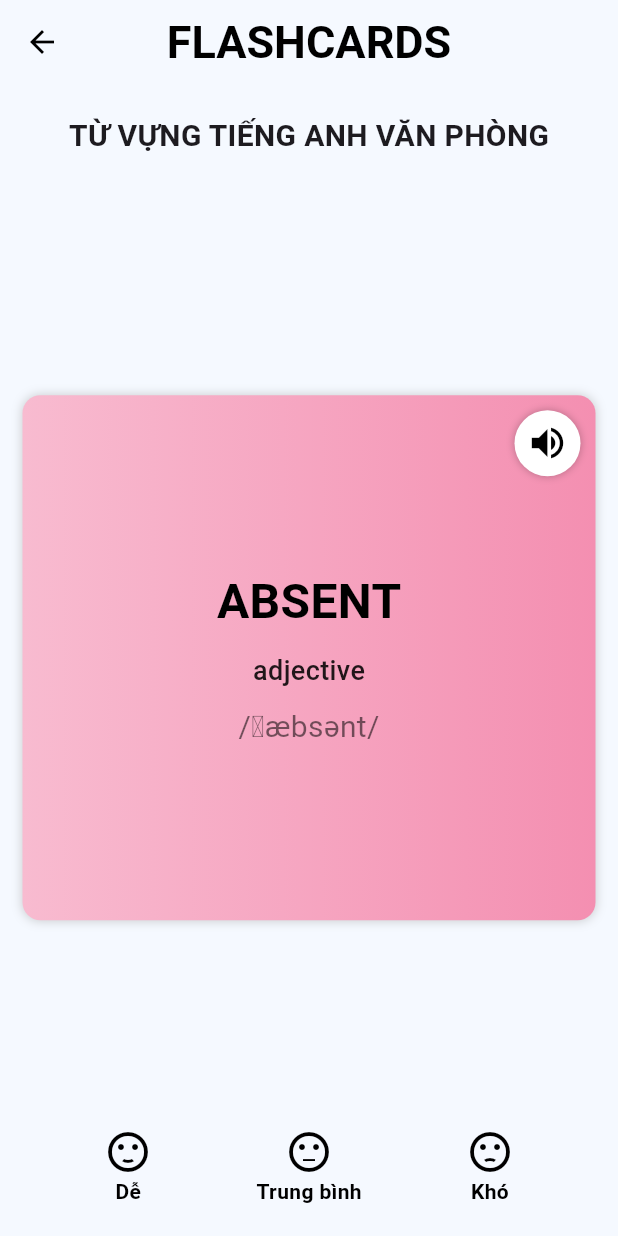
After one commit to TruongTuanDev/learn_connect, a Flutter app: the screen it shows after launch, on a phone screen of 412 x 824 dp. The commit adds this screen. Run offline on Flutter 3.47's test engine with Material 3 defaults, Android fonts, the phone set to English and light mode, and no system bars; drawn by our look-alikes of flip_card; our stand-ins replace dio, firebase_core, flutter_riverpod, flutter_tts; accounts and stored records are empty.

Commit message:
flashcardview

```diff
--- a/lib/main.dart
+++ b/lib/main.dart
@@ -2,7 +2,8 @@ import 'package:flutter/material.dart';
 import 'package:firebase_core/firebase_core.dart';
 import 'firebase_options.dart';
 import 'package:flutter_riverpod/flutter_riverpod.dart';
-import 'package:learn_connect/presentation/screens/signup/view/sign_up.dart';
+import 'package:learn_connect/presentation/screens/Flashcard/view/flashcard_screen.dart';
+
 
 
 Future<void> main() async {
@@ -41,7 +42,7 @@ class MyApp extends StatelessWidget {
         // tested with just a hot reload.
         colorScheme: ColorScheme.fromSeed(seedColor: Colors.deepPurple),
       ),
-      home: SignUpScreen(),
+      home: FlashcardScreen(),
     );
   }
 }
--- /dev/null
+++ b/lib/presentation/screens/flashcard/models/flashcard_model.dart
@@ -0,0 +1,7 @@
+// models/flashcard_model.dart
+class Flashcard {
+  final String front;
+  final String back;
+
+  Flashcard({required this.front, required this.back});
+}
--- /dev/null
+++ b/lib/presentation/screens/flashcard/view/flashcard_screen.dart
@@ -0,0 +1,121 @@
+// screens/flashcard_screen.dart
+import 'package:flutter/material.dart';
+import '../models/flashcard_model.dart';
+import '../widgets/flashcard_widget.dart';
+
+class FlashcardScreen extends StatefulWidget {
+  @override
+  _FlashcardScreenState createState() => _FlashcardScreenState();
+}
+
+class _FlashcardScreenState extends State<FlashcardScreen> {
+  final List<Flashcard> flashcards = [
+    Flashcard(front: "ABSENT (adjective) /ˈæbsənt/", back: "vắng mặt (vì đau ốm,...)Ví dụ:Most students were absent from school at least once (Hầu hết sinh viên đã vắng mặt ít nhất một lần)"),
+    Flashcard(front: "ACCEPT (verb) /əkˈsept/", back: "nhận, chấp nhậnVí dụ:We accept payment by Visa Electron, Visa, Switch, Maestro, Mastercard, JCB, Solo, check or cash. (Chúng tôi chấp nhận thanh toán bằng thẻ Visa Electron, Visa, Switch, Maestro, Mastercard, JCB, Solo, séc hoặc tiền mặt.)"),
+    Flashcard(front: "ACCOMMODATION (noun) /əˌkɒməˈdeɪʃən/", back: "chỗ trọ, chỗ ăn ở Ví dụ: I am not wealthy enough to afford first-class accommodation. (Tôi không đủ giàu để mua được chỗ ở hạng nhất.)"),
+    Flashcard(front: "ACQUIRE (verb) /əˈkwaɪər/", back: "thu được, đạt được Ví dụ: He acquired the firm in 2008. (Ông đã có được công ty vào năm 2008.)"),
+  ];
+
+  final PageController _pageController = PageController();
+  String selectedDifficulty = '';
+
+  @override
+  Widget build(BuildContext context) {
+    return Scaffold(
+      backgroundColor: Color(0xFFF5F9FF),
+      appBar: AppBar(
+        title: Text('FLASHCARDS'),
+        backgroundColor: Colors.transparent,
+        elevation: 0,
+        centerTitle: true,
+        leading: IconButton(
+          icon: Icon(Icons.arrow_back, color: Colors.black),
+          onPressed: () {
+            Navigator.pop(context);
+          },
+        ),
+        titleTextStyle: TextStyle(
+          fontSize: 30,
+          fontWeight: FontWeight.bold,
+          color: Colors.black,
+        ),
+      ),
+      body: Column(
+        children: [
+          SizedBox(height: 20),
+          Text(
+            'TỪ VỰNG TIẾNG ANH VĂN PHÒNG',
+            style: TextStyle(fontSize: 20, fontWeight: FontWeight.bold),
+          ),
+          SizedBox(height: 20),
+          Expanded(
+            child: PageView.builder(
+              controller: _pageController,
+              itemCount: flashcards.length,
+              itemBuilder: (context, index) {
+                return FlashcardWidget(flashcard: flashcards[index]);
+              },
+            ),
+          ),
+          Row(
+            mainAxisAlignment: MainAxisAlignment.spaceEvenly,
+            children: [
+              ReactionButton(
+                icon: Icons.sentiment_satisfied,
+                label: 'Dễ',
+                color: Colors.blue,
+                isSelected: selectedDifficulty == 'Dễ',
+                onTap: () => setState(() => selectedDifficulty = 'Dễ'),
+              ),
+              ReactionButton(
+                icon: Icons.sentiment_neutral,
+                label: 'Trung bình',
+                color: Colors.orange,
+                isSelected: selectedDifficulty == 'Trung bình',
+                onTap: () => setState(() => selectedDifficulty = 'Trung bình'),
+              ),
+              ReactionButton(
+                icon: Icons.sentiment_dissatisfied,
+                label: 'Khó',
+                color: Colors.red,
+                isSelected: selectedDifficulty == 'Khó',
+                onTap: () => setState(() => selectedDifficulty = 'Khó'),
+              ),
+            ],
+          ),
+          SizedBox(height: 20),
+        ],
+      ),
+    );
+  }
+}
+
+class ReactionButton extends StatelessWidget {
+  final IconData icon;
+  final String label;
+  final Color color;
+  final bool isSelected;
+  final VoidCallback onTap;
+
+  const ReactionButton({
+    Key? key,
+    required this.icon,
+    required this.label,
+    required this.color,
+    required this.isSelected,
+    required this.onTap,
+  }) : super(key: key);
+
+  @override
+  Widget build(BuildContext context) {
+    return GestureDetector(
+      onTap: onTap,
+      child: Column(
+        children: [
+          Icon(icon, color: isSelected ? color : Colors.black, size: 32),
+          Text(label, style: TextStyle(color: isSelected ? color : Colors.black, fontWeight: FontWeight.bold)),
+        ],
+      ),
+    );
+  }
+}
--- /dev/null
+++ b/lib/presentation/screens/flashcard/widgets/flashcard_widget.dart
@@ -0,0 +1,131 @@
+import 'package:flutter/material.dart';
+import 'package:flip_card/flip_card.dart';
+import 'package:flutter_tts/flutter_tts.dart';
+import '../models/flashcard_model.dart';
+
+class FlashcardWidget extends StatelessWidget {
+  final Flashcard flashcard;
+
+  const FlashcardWidget({
+    Key? key,
+    required this.flashcard,
+  }) : super(key: key);
+
+  @override
+  Widget build(BuildContext context) {
+    return Center(
+      child: FlipCard(
+        direction: FlipDirection.HORIZONTAL,
+        front: CardWidget(text: flashcard.front, isFront: true),
+        back: CardWidget(text: flashcard.back, isFront: false),
+      ),
+    );
+  }
+}
+
+class CardWidget extends StatefulWidget {
+  final String text;
+  final bool isFront;
+
+  const CardWidget({Key? key, required this.text, required this.isFront}) : super(key: key);
+
+  @override
+  _CardWidgetState createState() => _CardWidgetState();
+}
+
+class _CardWidgetState extends State<CardWidget> {
+  final FlutterTts flutterTts = FlutterTts();
+  bool isPlaying = false;
+
+  @override
+  void initState() {
+    super.initState();
+    flutterTts.setLanguage("en-US");
+    flutterTts.setSpeechRate(0.5);
+    flutterTts.setPitch(1.0);
+    flutterTts.awaitSpeakCompletion(true);
+  }
+
+  void _playSound() async {
+    if (!isPlaying) {
+      setState(() => isPlaying = true);
+      await flutterTts.speak(widget.text);
+      setState(() => isPlaying = false);
+    }
+  }
+
+  @override
+  Widget build(BuildContext context) {
+    String word = "", type = "", pronunciation = "";
+    if (widget.isFront) {
+      RegExp regex = RegExp(r"^(.*?) \((.*?)\) /(.*)/");
+      Match? match = regex.firstMatch(widget.text);
+      if (match != null) {
+        word = match.group(1) ?? "";
+        type = match.group(2) ?? "";
+        pronunciation = "/${match.group(3) ?? ""}/";
+      } else {
+        word = widget.text;
+      }
+    }
+
+    return Container(
+      width: 400,
+      height: 350,
+      margin: EdgeInsets.symmetric(horizontal: 15, vertical: 15),
+      decoration: BoxDecoration(
+        gradient: LinearGradient(colors: [Colors.pink[100]!, Colors.pink[200]!]),
+        borderRadius: BorderRadius.circular(12),
+        boxShadow: [BoxShadow(color: Colors.grey.withOpacity(0.5), blurRadius: 5)],
+      ),
+      child: Stack(
+        alignment: Alignment.center,
+        children: [
+          Padding(
+            padding: const EdgeInsets.symmetric(horizontal: 20, vertical: 40),
+            child: Column(
+              mainAxisAlignment: MainAxisAlignment.center,
+              crossAxisAlignment: widget.isFront ? CrossAxisAlignment.center : CrossAxisAlignment.start,
+              children: widget.isFront
+                  ? [
+                Text(word, style: TextStyle(fontSize: 32, fontWeight: FontWeight.bold, color: Colors.black)),
+                SizedBox(height: 10),
+                Text(type, style: TextStyle(fontSize: 18, fontWeight: FontWeight.w500, color: Colors.black87)),
+                SizedBox(height: 10),
+                Text(pronunciation, style: TextStyle(fontSize: 20, fontWeight: FontWeight.normal, color: Colors.black54)),
+              ]
+                  : [
+                Text("Định nghĩa:", style: TextStyle(fontSize: 18, fontWeight: FontWeight.bold, color: Colors.black)),
+                SizedBox(height: 5),
+                Text(widget.text.split("Ví dụ:")[0].trim(),
+                    style: TextStyle(fontSize: 16, color: Colors.black)),
+                SizedBox(height: 10),
+                Text("Ví dụ:", style: TextStyle(fontSize: 18, fontWeight: FontWeight.bold, color: Colors.black)),
+                SizedBox(height: 5),
+                Text("• ${widget.text.split("Ví dụ:").length > 1 ? widget.text.split("Ví dụ:")[1].trim() : ""}",
+                    style: TextStyle(fontSize: 16, color: Colors.black)),
+              ],
+            ),
+          ),
+          Positioned(
+            top: 10,
+            right: 10,
+            child: GestureDetector(
+              onTap: _playSound,
+              child: AnimatedContainer(
+                duration: Duration(milliseconds: 200),
+                padding: EdgeInsets.all(8),
+                decoration: BoxDecoration(
+                  shape: BoxShape.circle,
+                  color: isPlaying ? Colors.grey[300] : Colors.white,
+                  boxShadow: [BoxShadow(color: Colors.black26, blurRadius: 4)],
+                ),
+                child: Icon(Icons.volume_up, size: 28, color: Colors.black),
+              ),
+            ),
+          ),
+        ],
+      ),
+    );
+  }
+}
--- a/pubspec.yaml
+++ b/pubspec.yaml
@@ -40,6 +40,9 @@ dependencies:
   firebase_core: ^3.12.1
   firebase_analytics: ^11.4.4
   cloud_firestore: ^5.6.5
+  flip_card: ^0.6.0
+  flutter_tts: ^3.6.3
+  animate_do: ^4.2.0
 
 dev_dependencies:
   flutter_test:
```
Also changed, not shown: lib/presentation/screens/signin/view/signinscreen.dart (renamed from lib/presentation/screens/SignIn/view/signinscreen.dart), lib/presentation/screens/signup/view/signupscreen.dart (renamed from lib/presentation/screens/SignUp/view/signupscreen.dart), pubspec.lock, 3 other files.
